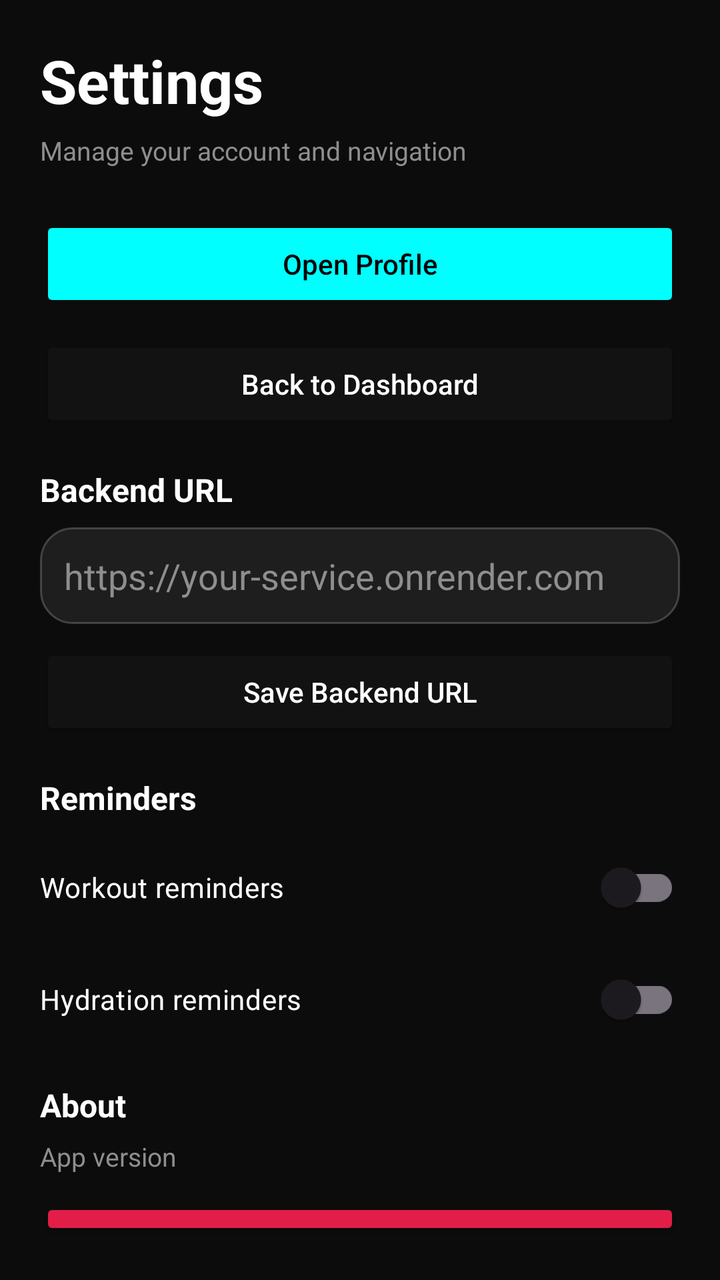
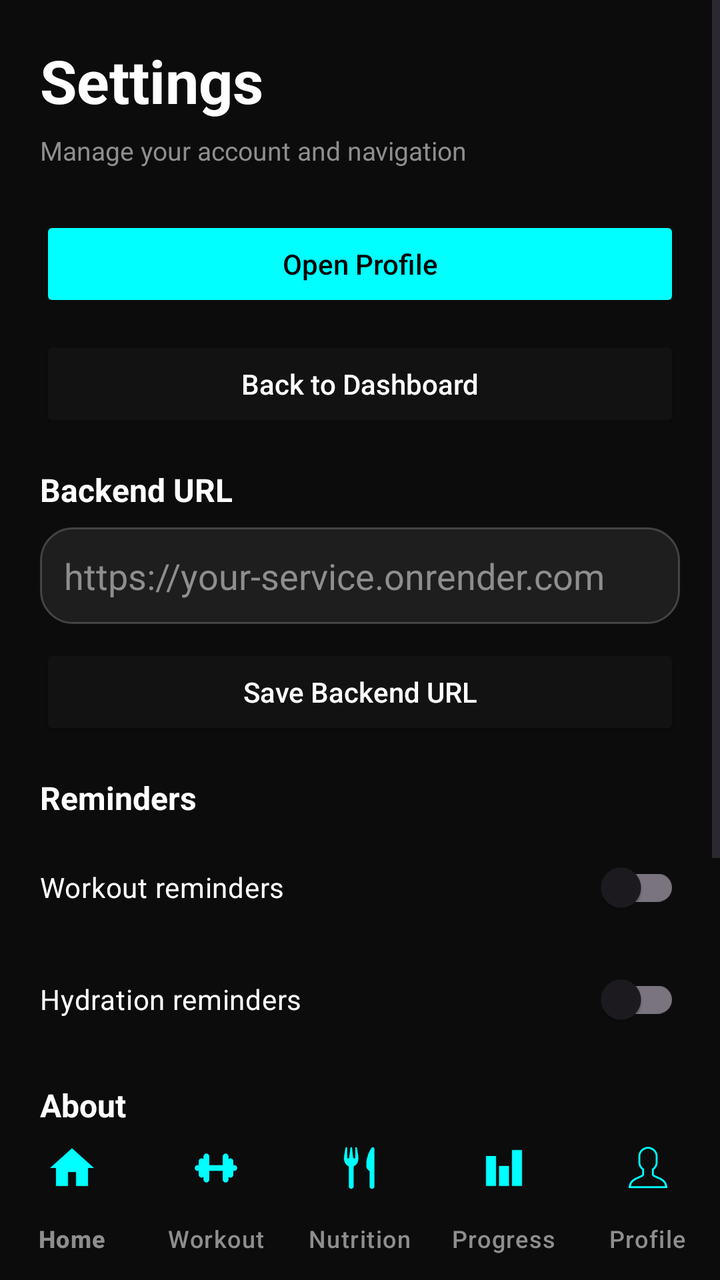

The first picture is an Android layout as it rendered before a commit; the second is the same layout after the commit. The layout source and the unified diff follow.
<!-- AndroidManifest.xml: application theme Theme.ProFitness -->
<!-- res/layout/activity_settings.xml -->
<?xml version="1.0" encoding="utf-8"?>
<LinearLayout xmlns:android="http://schemas.android.com/apk/res/android"
    android:layout_width="match_parent"
    android:layout_height="match_parent"
    android:orientation="vertical"
    android:padding="20dp"
    android:background="@color/bg_dark">

    <TextView
        android:layout_width="match_parent"
        android:layout_height="wrap_content"
        android:text="Settings"
        android:textColor="@color/white"
        android:textStyle="bold"
        android:textSize="30sp" />

    <TextView
        android:layout_width="match_parent"
        android:layout_height="wrap_content"
        android:layout_marginTop="6dp"
        android:text="Manage your account and navigation"
        android:textColor="@color/text_gray"
        android:textSize="13sp" />

    <Button
        android:id="@+id/btn_settings_profile"
        android:layout_width="match_parent"
        android:layout_height="wrap_content"
        android:layout_marginTop="24dp"
        android:text="Open Profile"
        android:textAllCaps="false"
        android:backgroundTint="@color/neon_cyan"
        android:textColor="@android:color/black" />

    <Button
        android:id="@+id/btn_settings_dashboard"
        android:layout_width="match_parent"
        android:layout_height="wrap_content"
        android:layout_marginTop="12dp"
        android:text="Back to Dashboard"
        android:textAllCaps="false"
        android:backgroundTint="@color/card_bg"
        android:textColor="@color/white" />

    <TextView
        android:layout_width="match_parent"
        android:layout_height="wrap_content"
        android:layout_marginTop="18dp"
        android:text="Backend URL"
        android:textColor="@color/white"
        android:textStyle="bold"
        android:textSize="16sp" />

    <EditText
        android:id="@+id/et_settings_backend_url"
        android:layout_width="match_parent"
        android:layout_height="wrap_content"
        android:layout_marginTop="8dp"
        android:background="@drawable/input_field_bg"
        android:hint="https://your-service.onrender.com"
        android:inputType="textUri"
        android:padding="12dp"
        android:textColor="@color/white"
        android:textColorHint="@color/text_gray" />

    <Button
        android:id="@+id/btn_settings_save_backend"
        android:layout_width="match_parent"
        android:layout_height="wrap_content"
        android:layout_marginTop="10dp"
        android:text="Save Backend URL"
        android:textAllCaps="false"
        android:backgroundTint="@color/card_bg"
        android:textColor="@color/white" />

    <TextView
        android:layout_width="match_parent"
        android:layout_height="wrap_content"
        android:layout_marginTop="18dp"
        android:text="Reminders"
        android:textColor="@color/white"
        android:textStyle="bold"
        android:textSize="16sp" />

    <androidx.appcompat.widget.SwitchCompat
        android:id="@+id/switch_settings_workout_reminder"
        android:layout_width="match_parent"
        android:layout_height="wrap_content"
        android:layout_marginTop="10dp"
        android:text="Workout reminders"
        android:textColor="@color/white" />

    <androidx.appcompat.widget.SwitchCompat
        android:id="@+id/switch_settings_hydration_reminder"
        android:layout_width="match_parent"
        android:layout_height="wrap_content"
        android:layout_marginTop="8dp"
        android:text="Hydration reminders"
        android:textColor="@color/white" />

    <TextView
        android:layout_width="match_parent"
        android:layout_height="wrap_content"
        android:layout_marginTop="18dp"
        android:text="About"
        android:textColor="@color/white"
        android:textStyle="bold"
        android:textSize="16sp" />

    <TextView
        android:id="@+id/tv_settings_version"
        android:layout_width="match_parent"
        android:layout_height="wrap_content"
        android:layout_marginTop="6dp"
        android:text="App version"
        android:textColor="@color/text_gray"
        android:textSize="13sp" />

    <Button
        android:id="@+id/btn_settings_logout"
        android:layout_width="match_parent"
        android:layout_height="wrap_content"
        android:layout_marginTop="12dp"
        android:text="Log Out"
        android:textAllCaps="false"
        android:backgroundTint="#E11D48"
        android:textColor="@color/white" />

    <View
        android:layout_width="match_parent"
        android:layout_height="0dp"
        android:layout_weight="1" />

    <Button
        android:id="@+id/btn_settings_back"
        android:layout_width="match_parent"
        android:layout_height="wrap_content"
        android:text="Close"
        android:textAllCaps="false"
        android:backgroundTint="@color/card_bg"
        android:textColor="@color/white" />

</LinearLayout>
<!-- resources referenced by this layout -->
<resources>
  <color name="bg_dark">#0C0C0C</color>
  <color name="card_bg">#121212</color>
  <color name="neon_cyan">#00FFFF</color>
  <color name="text_gray">#8E8E8E</color>
  <color name="white">#FFFFFF</color>
  <!-- drawable input_field_bg (drawable) -->
  <?xml version="1.0" encoding="utf-8"?>
  <shape xmlns:android="http://schemas.android.com/apk/res/android">
      <solid android:color="#1E1E1E" />
  
      <corners android:radius="16dp" />
  
      <stroke
          android:width="1dp"
          android:color="#33FFFFFF" />
  </shape>
  <style name="Theme.ProFitness" parent="android:Theme.Material.Light.NoActionBar" />
</resources>

<!-- the commit's change to res/layout/activity_settings.xml (unified diff, before → after) -->
@@ -1,10 +1,22 @@
 <?xml version="1.0" encoding="utf-8"?>
-<LinearLayout xmlns:android="http://schemas.android.com/apk/res/android"
+<androidx.constraintlayout.widget.ConstraintLayout xmlns:android="http://schemas.android.com/apk/res/android"
+    xmlns:app="http://schemas.android.com/apk/res-auto"
     android:layout_width="match_parent"
     android:layout_height="match_parent"
-    android:orientation="vertical"
-    android:padding="20dp"
     android:background="@color/bg_dark">
+
+    <ScrollView
+        android:layout_width="match_parent"
+        android:layout_height="0dp"
+        android:fillViewport="true"
+        app:layout_constraintBottom_toTopOf="@+id/bottom_navigation"
+        app:layout_constraintTop_toTopOf="parent">
+
+    <LinearLayout
+        android:layout_width="match_parent"
+        android:layout_height="wrap_content"
+        android:orientation="vertical"
+        android:padding="20dp">
 
     <TextView
         android:layout_width="match_parent"
@@ -126,18 +138,28 @@
         android:backgroundTint="#E11D48"
         android:textColor="@color/white" />
 
-    <View
-        android:layout_width="match_parent"
-        android:layout_height="0dp"
-        android:layout_weight="1" />
-
     <Button
         android:id="@+id/btn_settings_back"
         android:layout_width="match_parent"
         android:layout_height="wrap_content"
+        android:layout_marginTop="16dp"
         android:text="Close"
         android:textAllCaps="false"
         android:backgroundTint="@color/card_bg"
         android:textColor="@color/white" />
 
-</LinearLayout>
+    </LinearLayout>
+    </ScrollView>
+
+    <com.google.android.material.bottomnavigation.BottomNavigationView
+        android:id="@+id/bottom_navigation"
+        android:layout_width="match_parent"
+        android:layout_height="wrap_content"
+        android:background="@color/bg_dark"
+        app:itemIconTint="@color/neon_cyan"
+        app:itemTextColor="@color/text_gray"
+        app:labelVisibilityMode="labeled"
+        app:layout_constraintBottom_toBottomOf="parent"
+        app:menu="@menu/bottom_nav_menu" />
+
+</androidx.constraintlayout.widget.ConstraintLayout>
